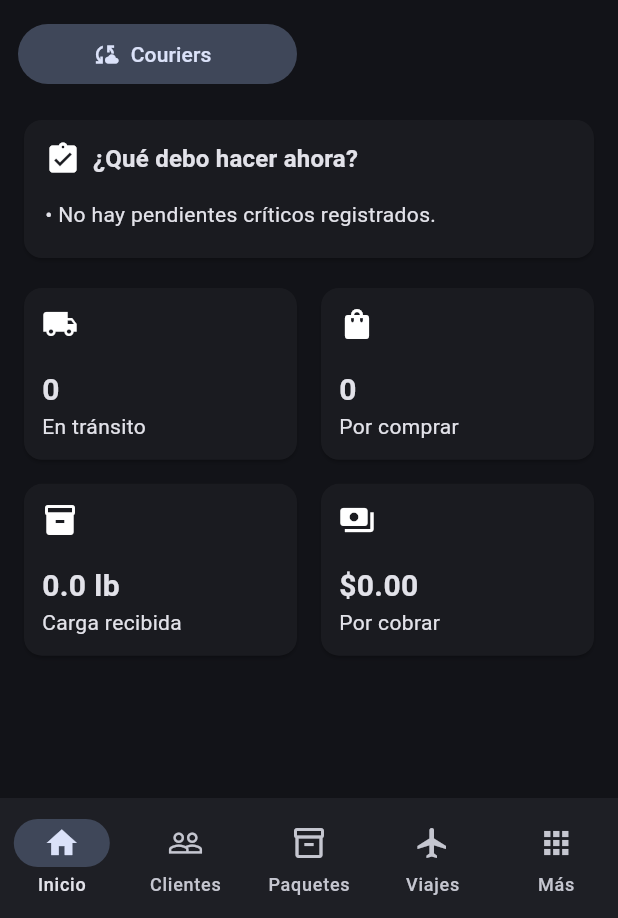
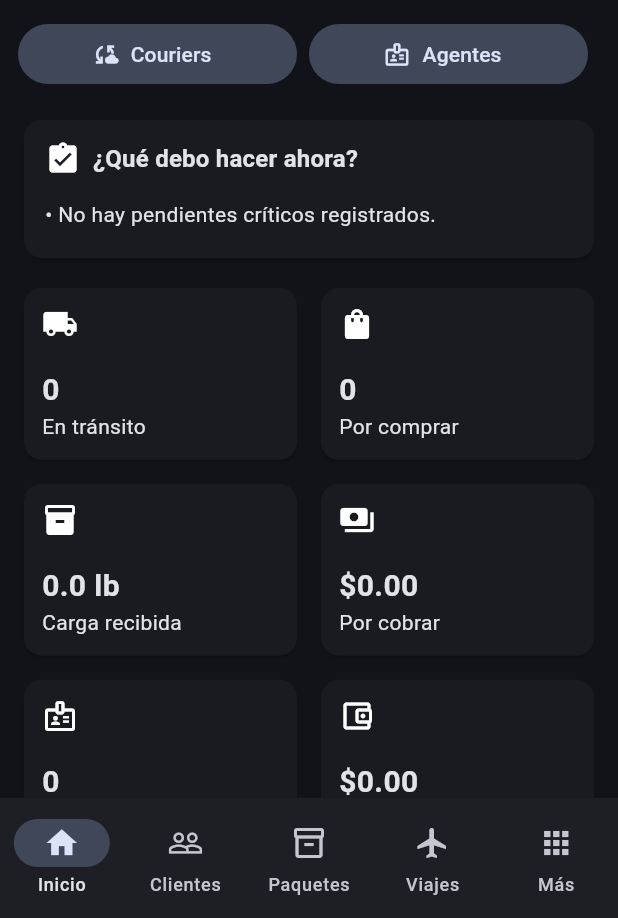
Before and after one commit to angeljo0801/Negocio, a Flutter app: the screen it shows after launch, on a phone screen of 412 x 824 dp, the part 318-1236 px from its top. Run offline on Flutter 3.47's test engine with Material 3 defaults, Android fonts, the light colour scheme and no system bars; our stand-ins replace cross_file, file_picker, flutter_secure_storage, image_picker, pdf, share_plus and 1 more; missing offline and left inert: google_mlkit_text_recognition, mobile_scanner.

Commit message:
Integrar módulo Agentes en dashboard principal

```diff
--- a/paqueteria/lib/main.dart
+++ b/paqueteria/lib/main.dart
@@ -3,6 +3,7 @@ import 'dart:convert';
 import 'dart:io';
 
 import 'package:flutter/material.dart';
+import 'package:file_picker/file_picker.dart';
 import 'package:flutter_secure_storage/flutter_secure_storage.dart';
 import 'package:google_mlkit_text_recognition/google_mlkit_text_recognition.dart';
 import 'package:http/http.dart' as http;
@@ -19,6 +20,7 @@ part 'trips.dart';
 part 'flights.dart';
 part 'extras.dart';
 part 'tracking_service.dart';
+part 'agents.dart';
 
 void main() {
   WidgetsFlutterBinding.ensureInitialized();
@@ -195,7 +197,7 @@ class DashboardPage extends StatefulWidget {
 class _DashboardPageState extends State<DashboardPage> {
   bool loading = true;
   bool courierSyncing = false;
-  List<Map<String, dynamic>> clients = [], purchases = [], packages = [], trips = [], payments = [], watches = [];
+  List<Map<String, dynamic>> clients = [], purchases = [], packages = [], trips = [], payments = [], watches = [], agents = [], agentReports = [];
   Map<String, dynamic> settings = {};
 
   @override
@@ -217,6 +219,8 @@ class _DashboardPageState extends State<DashboardPage> {
       Store.list('trips'),
       Store.list('payments'),
       Store.list('flightWatches'),
+      Store.list('agents'),
+      Store.list('agentReports'),
       Store.settings(),
     ]);
     if (!mounted) return;
@@ -227,7 +231,9 @@ class _DashboardPageState extends State<DashboardPage> {
       trips = active(r[3] as List<Map<String, dynamic>>);
       payments = active(r[4] as List<Map<String, dynamic>>);
       watches = active(r[5] as List<Map<String, dynamic>>);
-      settings = r[6] as Map<String, dynamic>;
+      agents = active(r[6] as List<Map<String, dynamic>>);
+      agentReports = active(r[7] as List<Map<String, dynamic>>);
+      settings = r[8] as Map<String, dynamic>;
       loading = false;
     });
   }
@@ -247,6 +253,7 @@ class _DashboardPageState extends State<DashboardPage> {
     final due = clients.fold<double>(0, (a, c) => a + clientDue('${c['id']}', purchases, payments));
     final cheap = watches.where((e) => number(e['lastPrice']) > 0 && number(e['lastPrice']) <= number(e['targetPrice'])).length;
     final courierErrors = packages.where((e) => '${e['courierError'] ?? ''}'.trim().isNotEmpty).length;
+    final agentDue = agents.fold<double>(0, (sum, a) => sum + agentBalanceFromReport(latestAgentReport('${a['id']}', agentReports)));
     final tasks = <String>[];
     if (pendingPurchases > 0) tasks.add('Comprar $pendingPurchases pedido(s) pendiente(s).');
     if (inTransit > 0) tasks.add('Revisar $inTransit paquete(s) actualmente en tránsito.');
@@ -254,6 +261,7 @@ class _DashboardPageState extends State<DashboardPage> {
     if (due > 0) tasks.add('Hay ${money(due)} pendientes de cobro.');
     if (readyLb > 0) tasks.add('Tienes ${readyLb.toStringAsFixed(1)} lb recibidas listas para organizar en un viaje.');
     if (cheap > 0) tasks.add('Hay $cheap ruta(s) con precio observado por debajo de tu objetivo.');
+    if (agentDue > 0) tasks.add('Tus agentes reportan ${money(agentDue)} pendientes de liquidar contigo.');
     if (tasks.isEmpty) tasks.add('No hay pendientes críticos registrados.');
 
     return Scaffold(
@@ -291,6 +299,10 @@ class _DashboardPageState extends State<DashboardPage> {
               load();
             }),
             _quick(context, Icons.cloud_sync, 'Couriers', openCourier),
+            _quick(context, Icons.badge_outlined, 'Agentes', () async {
+              await Navigator.push(context, MaterialPageRoute(builder: (_) => const AgentsPage()));
+              load();
+            }),
           ]),
           const SizedBox(height: 16),
           _sectionCard(context, '¿Qué debo hacer ahora?', Icons.assignment_turned_in, tasks.map((e) => Padding(padding: const EdgeInsets.symmetric(vertical: 5), child: Text('• $e'))).toList()),
@@ -307,6 +319,8 @@ class _DashboardPageState extends State<DashboardPage> {
               _stat('Por comprar', '$pendingPurchases', Icons.shopping_bag),
               _stat('Carga recibida', '${readyLb.toStringAsFixed(1)} lb', Icons.inventory),
               _stat('Por cobrar', money(due), Icons.payments),
+              _stat('Agentes', '${agents.length}', Icons.badge_outlined),
+              _stat('Saldo agentes', money(agentDue), Icons.account_balance_wallet_outlined),
             ],
           ),
           const SizedBox(height: 12),
```
